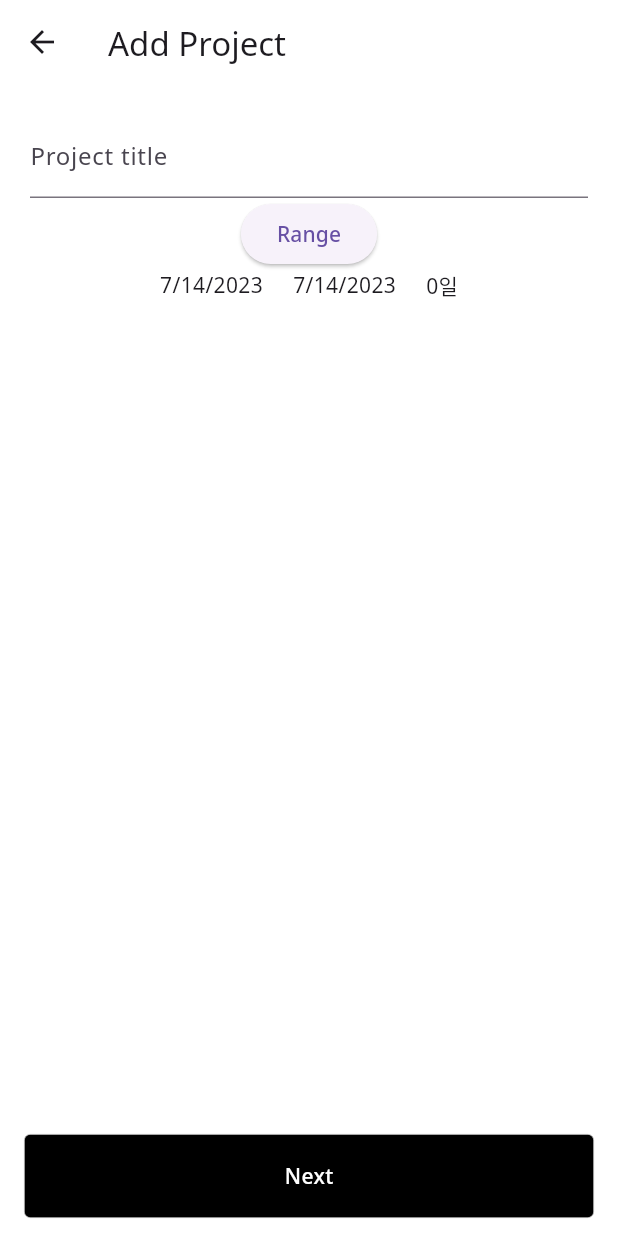
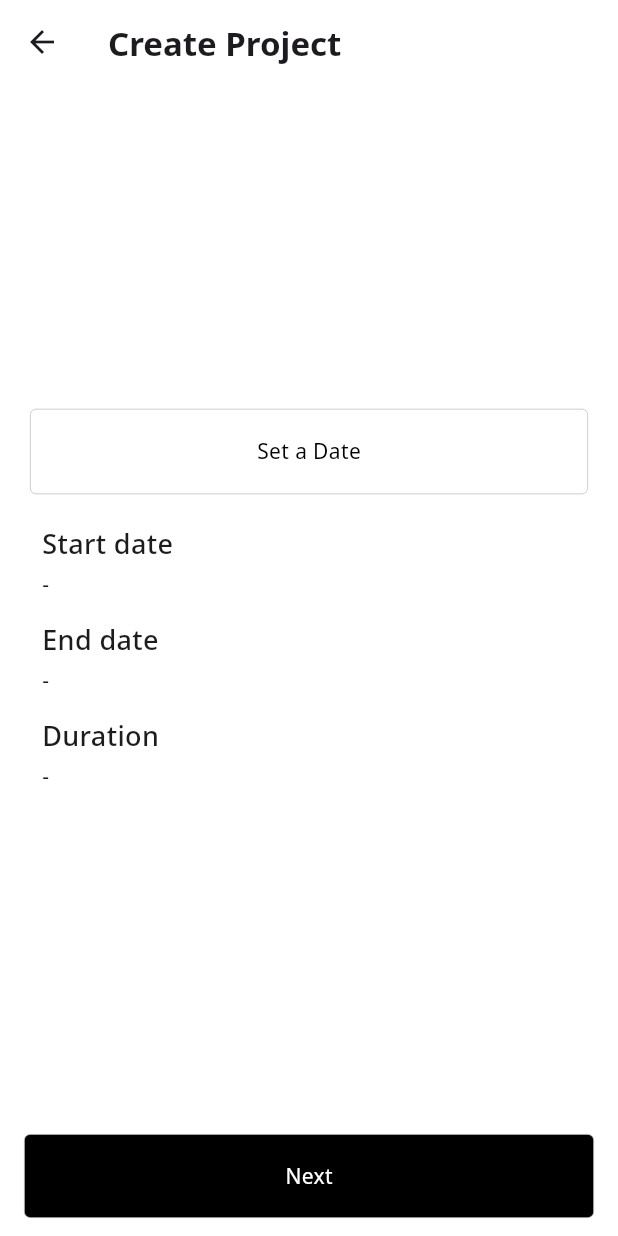
Before and after one commit to shinung-han/din, a Flutter app: the AddProjectScreen screen opened directly, on a phone screen of 412 x 824 dp. Run offline on Flutter 3.47's test engine with Material 2 defaults, Android fonts, the light colour scheme and no system bars; our stand-ins replace firebase_auth, firebase_core, flutter_riverpod, font_awesome_flutter, go_router, smooth_page_indicator; accounts and stored records are empty.

Commit message:
modify create a project screen

```diff
--- a/lib/add_project_screen.dart
+++ b/lib/add_project_screen.dart
@@ -1,9 +1,9 @@
+import 'package:din/cards_screen.dart';
 import 'package:din/common/widgets/common_button.dart';
 import 'package:din/constants/gaps.dart';
+import 'package:din/constants/sizes.dart';
 import 'package:flutter/material.dart';
 import 'package:intl/intl.dart';
-
-import 'constants/sizes.dart';
 
 class AddProjectScreen extends StatefulWidget {
   static const routeName = 'add';
@@ -16,8 +16,6 @@ class AddProjectScreen extends StatefulWidget {
 }
 
 class _AddProjectScreenState extends State<AddProjectScreen> {
-  final GlobalKey<FormState> _globalKey = GlobalKey<FormState>();
-
   DateTimeRange _dateRange = DateTimeRange(
     start: DateTime.now(),
     end: DateTime.now(),
@@ -38,59 +36,96 @@ class _AddProjectScreenState extends State<AddProjectScreen> {
     return null;
   }
 
+  ScaffoldFeatureController<SnackBar, SnackBarClosedReason>? _onSetCardsTap(
+      difference) {
+    if (difference.inDays == 0) {
+      return ScaffoldMessenger.of(context).showSnackBar(
+        const SnackBar(
+          showCloseIcon: true,
+          content: Text('Please select a date'),
+        ),
+      );
+    } else {
+      Navigator.push(
+        context,
+        MaterialPageRoute(
+          builder: (context) => const CardsScreen(),
+        ),
+      );
+    }
+
+    return null;
+  }
+
   @override
   Widget build(BuildContext context) {
     final start = _dateRange.start;
     final end = _dateRange.end;
     final difference = _dateRange.duration;
 
+    const textStyle = TextStyle(
+      fontSize: 18,
+      fontWeight: FontWeight.w500,
+    );
+
     return Scaffold(
       appBar: AppBar(
         title: const Text(
-          'Add Project',
+          'Create Project',
+          style: TextStyle(
+            fontWeight: FontWeight.bold,
+          ),
         ),
       ),
       body: Padding(
-        padding: const EdgeInsets.all(20),
+        padding: const EdgeInsets.all(Sizes.size20),
         child: Column(
+          mainAxisAlignment: MainAxisAlignment.center,
+          crossAxisAlignment: CrossAxisAlignment.start,
           children: [
-            Form(
-              key: _globalKey,
+            CommonButton(
+              text: 'Set a Date',
+              onTap: _pickDateRange,
+            ),
+            Gaps.v20,
+            Padding(
+              padding: const EdgeInsets.only(left: Sizes.size8),
               child: Column(
+                crossAxisAlignment: CrossAxisAlignment.start,
                 children: [
-                  TextFormField(
-                    cursorHeight: Sizes.size16,
-                    decoration: const InputDecoration(
-                      labelText: 'Project title',
-                    ),
+                  const Text(
+                    'Start date',
+                    style: textStyle,
                   ),
-                  ElevatedButton(
-                    onPressed: _pickDateRange,
-                    child: const Text(
-                      'Range',
-                    ),
+                  Gaps.v4,
+                  Text(start == end ? '-' : DateFormat.yMd().format(start)),
+                  Gaps.v14,
+                  const Text(
+                    'End date',
+                    style: textStyle,
                   ),
-                  Row(
-                    mainAxisAlignment: MainAxisAlignment.center,
-                    children: [
-                      Text(DateFormat.yMd().format(start)),
-                      Gaps.h20,
-                      Text(DateFormat.yMd().format(end)),
-                      Gaps.h20,
-                      Text('${difference.inDays}일'),
-                    ],
+                  Gaps.v4,
+                  Text(start == end ? '-' : DateFormat.yMd().format(end)),
+                  Gaps.v14,
+                  const Text(
+                    'Duration',
+                    style: textStyle,
                   ),
+                  Gaps.v4,
+                  Text(
+                      start == end ? '-' : 'For ${difference.inDays + 1} days'),
                 ],
               ),
-            ),
+            )
           ],
         ),
       ),
-      bottomNavigationBar: const BottomAppBar(
+      bottomNavigationBar: BottomAppBar(
         child: CommonButton(
           text: 'Next',
           bgColor: Colors.black,
           color: Colors.white,
+          onTap: () => _onSetCardsTap(difference),
         ),
       ),
     );
--- a/lib/common/widgets/common_button.dart
+++ b/lib/common/widgets/common_button.dart
@@ -51,7 +51,7 @@ class CommonButton extends StatelessWidget {
               Text(
                 text,
                 style: TextStyle(
-                  fontWeight: FontWeight.w500,
+                  // fontWeight: FontWeight.w500,
                   color: color ?? Colors.black,
                 ),
               ),
--- a/lib/features/onboarding/tutorial_screen.dart
+++ b/lib/features/onboarding/tutorial_screen.dart
@@ -136,7 +136,7 @@ class _TutorialScreenState extends State<TutorialScreen> {
         bottomNavigationBar: BottomAppBar(
           color: Colors.white,
           elevation: 0,
-          height: 140,
+          height: 122,
           child: Column(
             children: [
               SmoothPageIndicator(
@@ -149,7 +149,7 @@ class _TutorialScreenState extends State<TutorialScreen> {
                 ),
                 onDotClicked: (index) => _handlePageChange(index),
               ),
-              Gaps.v20,
+              Gaps.v24,
               AnimatedOpacity(
                 opacity: 1,
                 duration: const Duration(milliseconds: 200),
```
Also changed, not shown: lib/cards_screen.dart (added, +21 -0 lines), lib/features/projects/project_screen.dart (+46 -4 lines), lib/features/users/profile_screen.dart (+10 -8 lines).
